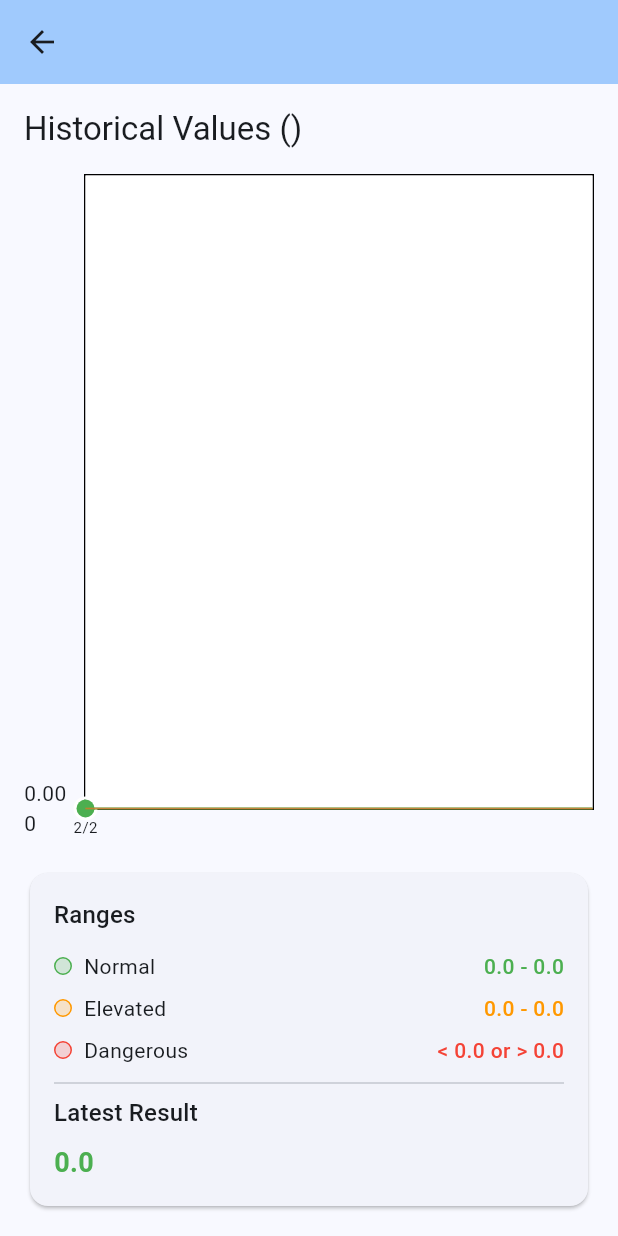
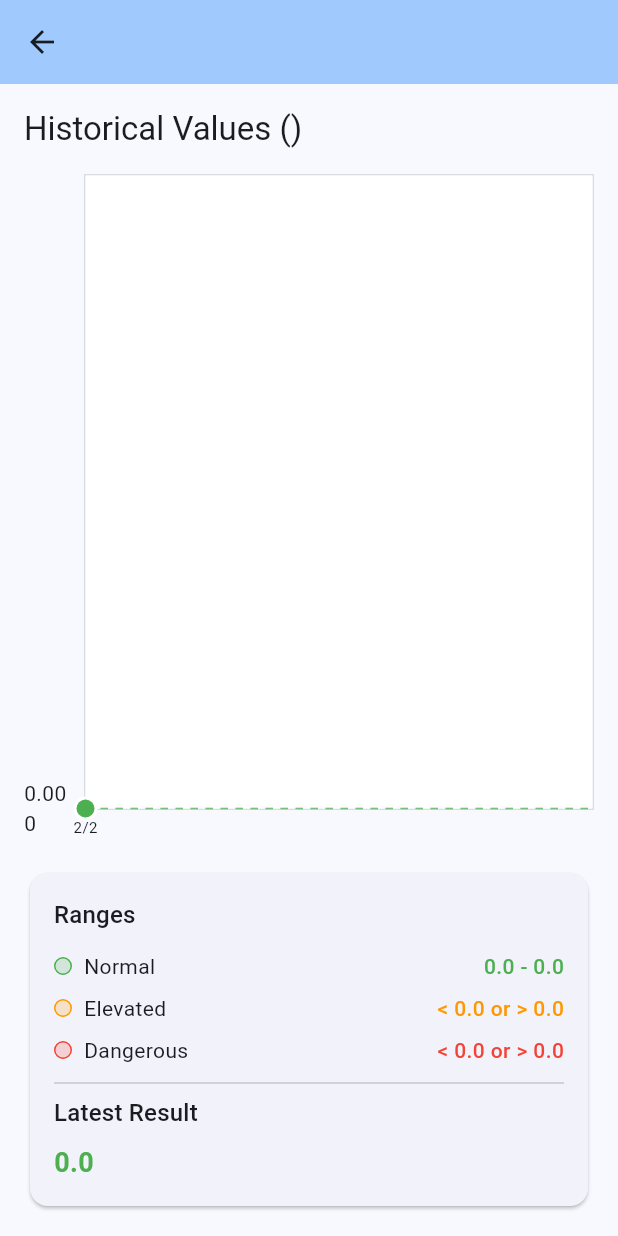
Before and after one commit to Tonylib/pet_records, a Flutter app: the TestGraphPage screen opened directly with empty values, on a phone screen of 412 x 824 dp. Run offline on Flutter 3.47's test engine with Material 3 defaults, Android fonts, the phone set to English and light mode, and no system bars; drawn by our look-alikes of fl_chart; our stand-ins replace get.

Commit message:
Fix graph background colors and improve grid appearance

```diff
--- a/lib/features/home/presentation/pages/test_graph_page.dart
+++ b/lib/features/home/presentation/pages/test_graph_page.dart
@@ -45,7 +45,24 @@ class TestGraphPage extends StatelessWidget {
             Expanded(
               child: LineChart(
                 LineChartData(
-                  gridData: const FlGridData(show: true),
+                  gridData: FlGridData(
+                    show: true,
+                    drawVerticalLine: true,
+                    horizontalInterval: 0.5,
+                    verticalInterval: 1,
+                    getDrawingHorizontalLine: (value) {
+                      return FlLine(
+                        color: Colors.black12,
+                        strokeWidth: 1,
+                      );
+                    },
+                    getDrawingVerticalLine: (value) {
+                      return FlLine(
+                        color: Colors.black12,
+                        strokeWidth: 1,
+                      );
+                    },
+                  ),
                   titlesData: FlTitlesData(
                     bottomTitles: AxisTitles(
                       sideTitles: SideTitles(
@@ -69,6 +86,7 @@ class TestGraphPage extends StatelessWidget {
                       sideTitles: SideTitles(
                         showTitles: true,
                         reservedSize: 40,
+                        interval: 0.5,
                       ),
                     ),
                     topTitles: const AxisTitles(
@@ -80,7 +98,11 @@ class TestGraphPage extends StatelessWidget {
                   ),
                   minY: minValue,
                   maxY: maxValue,
-                  borderData: FlBorderData(show: true),
+                  clipData: FlClipData.all(),
+                  borderData: FlBorderData(
+                    show: true,
+                    border: Border.all(color: Colors.black12),
+                  ),
                   lineBarsData: [
                     LineChartBarData(
                       spots: List.generate(
@@ -112,48 +134,7 @@ class TestGraphPage extends StatelessWidget {
                     ),
                   ],
                   backgroundColor: Colors.white,
-                  extraLinesData: ExtraLinesData(
-                    horizontalLines: [
-                      HorizontalLine(
-                        y: testResult.dangerouslyLowThreshold,
-                        color: Colors.red.withOpacity(0.3),
-                        strokeWidth: 1,
-                      ),
-                      HorizontalLine(
-                        y: testResult.slightlyLowThreshold,
-                        color: Colors.orange.withOpacity(0.3),
-                        strokeWidth: 1,
-                      ),
-                      HorizontalLine(
-                        y: testResult.minRange,
-                        color: Colors.green.withOpacity(0.3),
-                        strokeWidth: 2,
-                      ),
-                      HorizontalLine(
-                        y: testResult.maxRange,
-                        color: Colors.green.withOpacity(0.3),
-                        strokeWidth: 2,
-                      ),
-                      HorizontalLine(
-                        y: testResult.slightlyHighThreshold,
-                        color: Colors.orange.withOpacity(0.3),
-                        strokeWidth: 1,
-                      ),
-                      HorizontalLine(
-                        y: testResult.dangerouslyHighThreshold,
-                        color: Colors.red.withOpacity(0.3),
-                        strokeWidth: 1,
-                      ),
-                    ],
-                  ),
                   rangeAnnotations: RangeAnnotations(
-                    verticalRangeAnnotations: [
-                      VerticalRangeAnnotation(
-                        x1: -1,
-                        x2: allValues.length.toDouble(),
-                        color: Colors.red.withOpacity(0.1),
-                      ),
-                    ],
                     horizontalRangeAnnotations: [
                       HorizontalRangeAnnotation(
                         y1: testResult.dangerouslyLowThreshold,
@@ -182,6 +163,22 @@ class TestGraphPage extends StatelessWidget {
                       ),
                     ],
                   ),
+                  extraLinesData: ExtraLinesData(
+                    horizontalLines: [
+                      HorizontalLine(
+                        y: testResult.minRange,
+                        color: Colors.green.withOpacity(0.5),
+                        strokeWidth: 1,
+                        dashArray: [5, 5],
+                      ),
+                      HorizontalLine(
+                        y: testResult.maxRange,
+                        color: Colors.green.withOpacity(0.5),
+                        strokeWidth: 1,
+                        dashArray: [5, 5],
+                      ),
+                    ],
+                  ),
                 ),
               ),
             ),
@@ -206,7 +203,7 @@ class TestGraphPage extends StatelessWidget {
                     _buildRangeRow(
                       context,
                       'Elevated',
-                      '${testResult.slightlyLowThreshold.toStringAsFixed(1)} - ${testResult.slightlyHighThreshold.toStringAsFixed(1)}',
+                      '< ${testResult.minRange} or > ${testResult.maxRange}',
                       Colors.orange,
                     ),
                     _buildRangeRow(
```
